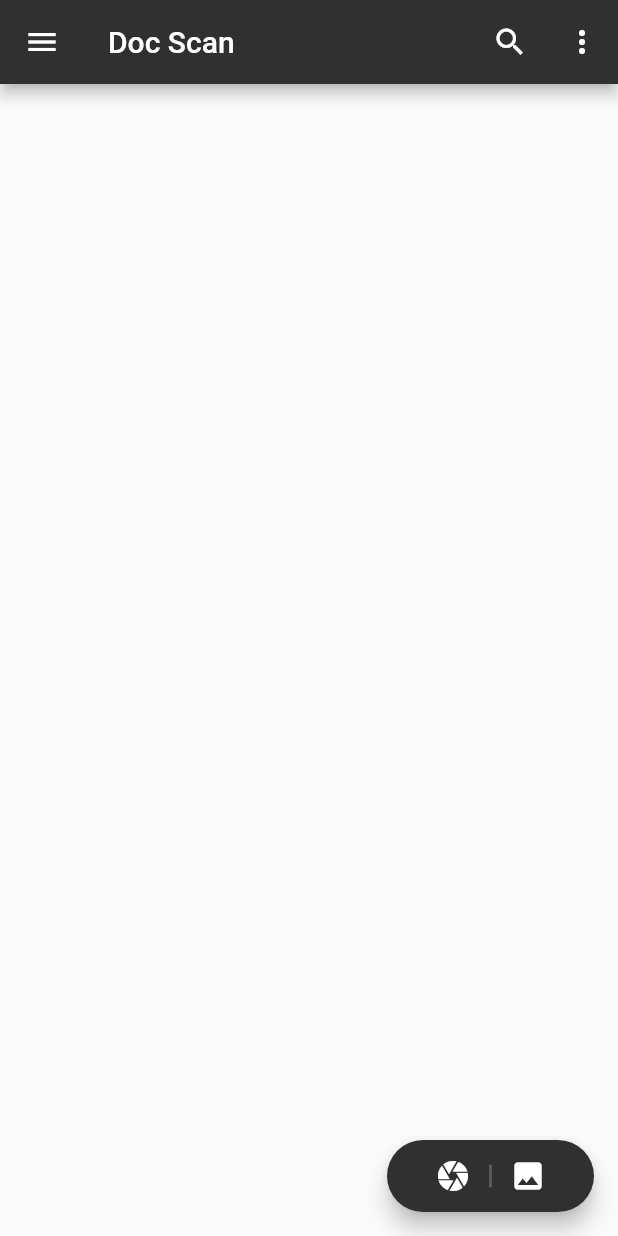
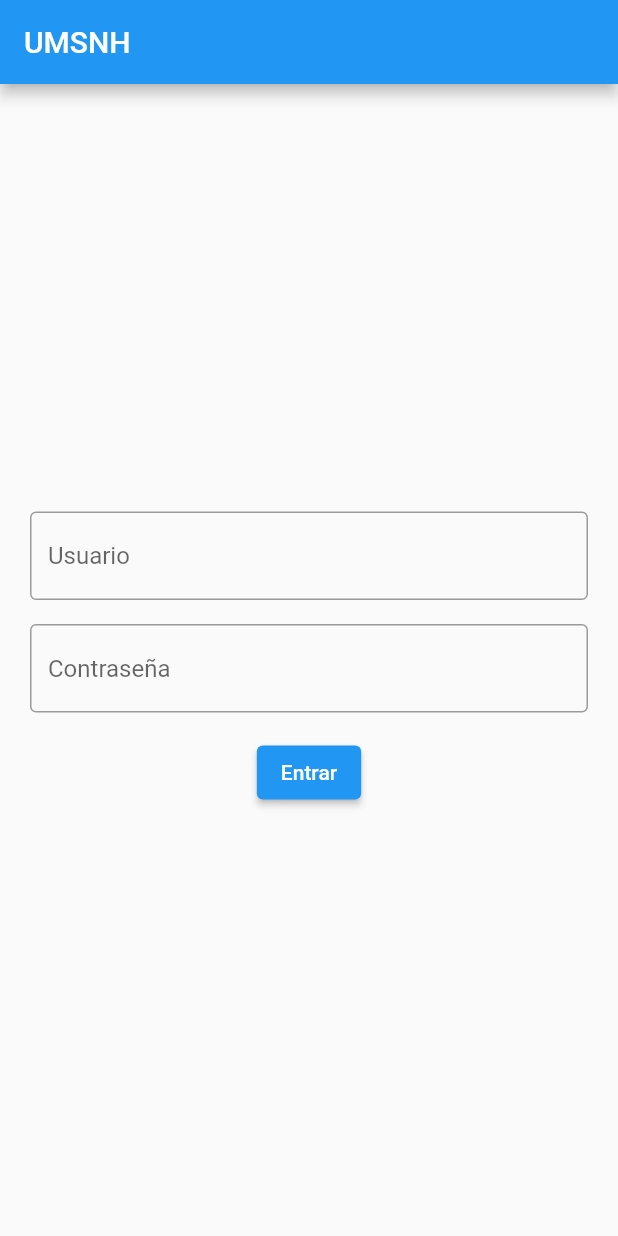
Before and after one commit to Manuel-Rivera/scannner_opencv_flutter_java, a Flutter app: the screen it shows after launch, on a phone screen of 412 x 824 dp. Run offline on Flutter 3.47's test engine with Material 2 defaults, Android fonts, the phone set to English and light mode, and no system bars; our stand-ins replace image_picker, pdf, shared_preferences, tuple; missing offline and left inert: back_button_interceptor.

Commit message:
Login y verificaciones

```diff
--- /dev/null
+++ b/lib/login.dart
@@ -0,0 +1,136 @@
+import 'package:flutter/material.dart';
+import 'package:http/http.dart' as http;
+import 'package:document_scanner/main.dart';
+import 'package:tuple/tuple.dart';
+
+
+
+class LoginSesion extends StatelessWidget {
+  LoginSesion({super.key});
+  final TextEditingController userController   = TextEditingController();
+  final TextEditingController paswordController   = TextEditingController();
+  final GlobalKey<FormState> keyLogin = GlobalKey<FormState>();
+
+  @override
+  Widget build(BuildContext context) {
+    return Scaffold(
+      appBar: AppBar(
+        title: const Text('UMSNH'),
+      ),
+      body: Center(
+      child: Padding(
+      padding: const EdgeInsets.symmetric(horizontal: 20, vertical: 10),
+      child: Form(
+        key: keyLogin,
+        child: Column(
+          mainAxisAlignment: MainAxisAlignment.center,
+          children:  [
+            TextFormField(
+              validator: (value){ if (value == null || value.isEmpty){
+                return 'Usuario faltante';
+              } return null;},
+              maxLines: 1,
+              controller: userController,
+              decoration: InputDecoration(
+                hintText: "Usuario",
+                border: OutlineInputBorder(),
+              ),
+            ),
+            SizedBox(height: 16), // Add some space between the text fields
+            TextFormField(
+              validator: (value){ if (value == null || value.isEmpty){
+                return 'Contraseña faltante';
+              } return null;},
+              maxLines: 1,
+              controller: paswordController,
+              obscureText: true,
+              enableSuggestions: false,
+              autocorrect: false,
+              decoration: InputDecoration(
+                hintText: "Contraseña",
+                border: OutlineInputBorder(),
+              ),
+            ),
+            SizedBox(height: 16), // Add some space between the text fields
+            ElevatedButton(
+              onPressed: () {
+                print("ALGO:"+keyLogin.currentState!.validate().toString());
+                if (!keyLogin.currentState!.validate()){
+                  return;
+                }
+
+                callLogin(context, userController.text, paswordController.text).then((tuple) {
+                  int login = tuple.item1;
+                  String mensaje = tuple.item2;
+                  print("entero: "+login.toString());
+                  print("myString: "+mensaje.toString());
+
+                  if(login==1){
+                    Navigator.push(
+                      context,
+                      MaterialPageRoute(builder: (context) => const MyApp()),
+                    );
+                  }
+                  else{
+                    print("myString"+mensaje.toString());
+                    muestraAlerta(context, mensaje.toString());
+                  }
+                });
+              },
+              child: Text("Entrar")),
+          ],
+        ),
+      ),
+      ),
+    ),
+    );
+  }
+}
+
+
+Future<Tuple2<int, String>> callLogin(BuildContext context, String urs, String pwd) async {
+  final response = await http.post(
+    Uri.parse('http://192.168.56.1:8080/siia/respLogin'),
+    body: {
+      'usr': urs,
+      'pwd': pwd,
+      'B1': 'entrar',
+      'TAB': '1',
+    },
+  );
+
+  if (response.statusCode == 200) {
+
+    if(response.body.contains("OK")){
+      return Tuple2(1, "OK");
+    }
+
+    if(response.body.contains("No corresponde Contraseña")){
+      return Tuple2(0, "No corresponde Contraseña");
+    }
+    else if ( response.body.contains("No existe Usuario")){
+      return Tuple2(0, "No existe Usuario");
+    }
+  }
+  return Tuple2(0, response.statusCode.toString());
+}
+
+void muestraAlerta(BuildContext context, String mensaje){
+  showDialog(
+    context: context,
+    builder: (BuildContext context) {
+      return AlertDialog(
+        title: Text('Error'),
+        content: Text(mensaje),
+        actions: <Widget>[
+          TextButton(
+            child: Text('OK'),
+            onPressed: () {
+              Navigator.of(context).pop();
+            },
+          ),
+        ],
+      );
+    },
+  );
+}
--- a/pubspec.yaml
+++ b/pubspec.yaml
@@ -47,6 +47,7 @@ dependencies:
   printing:
   back_button_interceptor:
   sqflite:
+  tuple: ^2.0.1
 
 dev_dependencies:
   flutter_test:
```
Also changed, not shown: lib/main.dart (+10 -0 lines), pubspec.lock, 1 other file.
